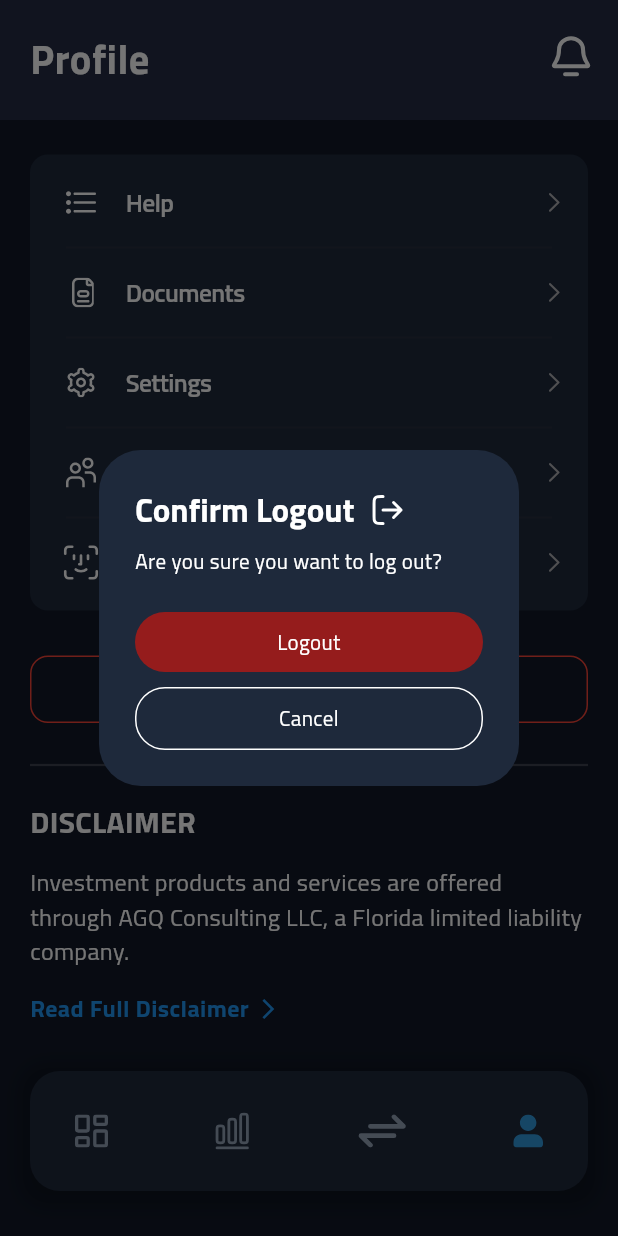
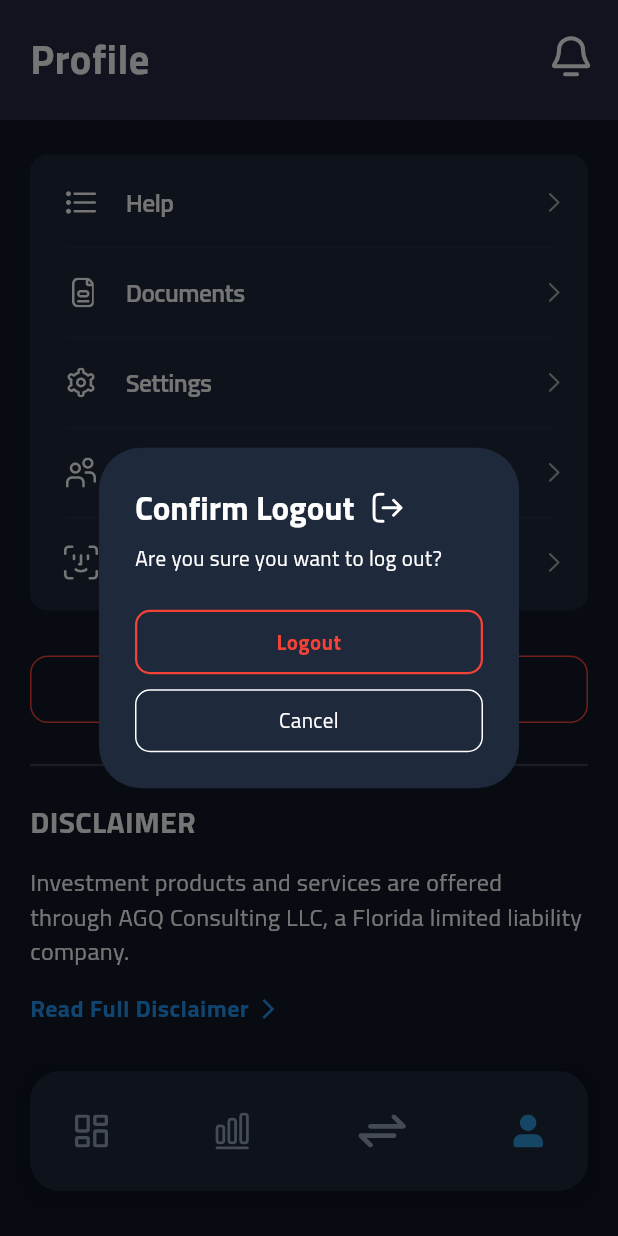
Before and after one commit to zaminshaikh/team_shaikh_app, a Flutter app: the ProfilePage screen opened by its route, scrolled down 79 dp, after a tap on "Logout", on a phone screen of 412 x 824 dp. Run offline on Flutter 3.47's test engine with Material 3 defaults, Android fonts, the phone set to English and light mode, and no system bars; our stand-ins replace cloud_firestore, cloud_functions, firebase_auth, firebase_core, firebase_messaging, firebase_storage and 12 more; missing offline and left inert: app_settings, flutter_pdfview; accounts and stored records are empty.

Commit message:
Update logout button styles: change background to transparent, add red border, and adjust text color and font weight

```diff
--- a/lib/screens/profile/components/logout_button.dart
+++ b/lib/screens/profile/components/logout_button.dart
@@ -102,12 +102,17 @@ class _LogoutButtonState extends State<LogoutButton> {
                 width: double.infinity,
                 padding: const EdgeInsets.symmetric(vertical: 10),
                 decoration: BoxDecoration(
-                  color: const Color.fromARGB(255, 149, 28, 28),
-                  borderRadius: BorderRadius.circular(20),
+                  color: Colors.transparent, // Changed from Color.fromARGB(255, 149, 28, 28)
+                  border: Border.all(color: Colors.red, width: 1.5), // Added red border
+                  borderRadius: BorderRadius.circular(10),
                 ),
                 child: const Text(
                   'Logout',
                   textAlign: TextAlign.center,
+                  style: TextStyle(
+                    color: Colors.red, // Changed from default color
+                    fontWeight: FontWeight.bold
+                  ),
                 ),
               ),
             ),
@@ -125,7 +130,7 @@ class _LogoutButtonState extends State<LogoutButton> {
                     color: Colors.white,
                     width: 1,
                   ),
-                  borderRadius: BorderRadius.circular(20),
+                  borderRadius: BorderRadius.circular(10),
                 ),
                 child: const Text(
                   'Cancel',
```
